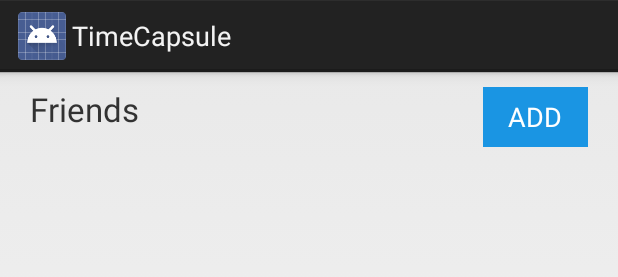
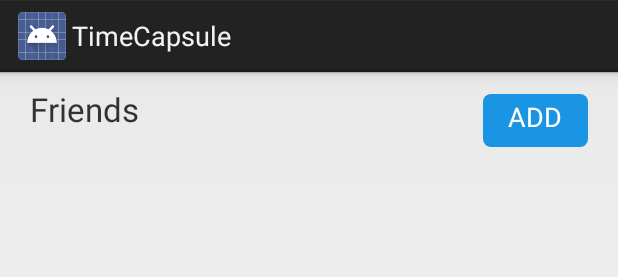
Before and after one commit to tomasro27/TimeCapsule, an Android app: the layout fragment_friends.xml on its own in the app's theme, with its tools: preview values and no code run, on a phone screen of 412 x 824 dp. Shown: the top 277 px of the screen. Run offline under Robolectric (Android 15) with nearby library versions, the phone set to English and light mode, and no system bars.

Commit message:
added selector to freinds add button

```diff
--- a/app/src/main/java/com/rodrigueztomas/timecapsule/FriendsFragment.java
+++ b/app/src/main/java/com/rodrigueztomas/timecapsule/FriendsFragment.java
@@ -7,7 +7,9 @@ import android.app.Fragment;
 import android.view.LayoutInflater;
 import android.view.View;
 import android.view.ViewGroup;
-
+import android.widget.Button;
+import android.widget.ListView;
+import android.widget.TextView;
 
 
 /**
@@ -16,6 +18,8 @@ import android.view.ViewGroup;
  */
 public class FriendsFragment extends Fragment {
 
+    private Button bAdd;
+    private ListView lvFriends;
 
     public FriendsFragment() {
         // Required empty public constructor
@@ -26,7 +30,20 @@ public class FriendsFragment extends Fragment {
     public View onCreateView(LayoutInflater inflater, ViewGroup container,
                              Bundle savedInstanceState) {
         // Inflate the layout for this fragment
-        return inflater.inflate(com.rodrigueztomas.timecapsule.R.layout.fragment_friends, container, false);
+        View v =  inflater.inflate(com.rodrigueztomas.timecapsule.R.layout.fragment_friends, container, false);
+
+        bAdd = (Button) v.findViewById(R.id.addFriend);
+        lvFriends = (ListView)v.findViewById(R.id.friendsList);
+
+        bAdd.setOnClickListener(new View.OnClickListener() {
+            @Override
+            public void onClick(View v) {
+
+            }
+        });
+
+
+        return v;
     }
 
 
--- /dev/null
+++ b/app/src/main/res/drawable/add_button_selected.xml
@@ -0,0 +1,19 @@
+<?xml version="1.0" encoding="UTF-8"?>
+<layer-list xmlns:android="http://schemas.android.com/apk/res/android">
+
+
+
+    <!--Bottom 2dp Shadow-->
+    <item
+        android:top="5dp">
+
+        <shape>
+
+            <solid android:color="#ff1a8edd"/>
+            <corners android:radius="5dp"/>
+        </shape>
+
+    </item>
+
+
+</layer-list>
--- /dev/null
+++ b/app/src/main/res/drawable/add_button_selector.xml
@@ -0,0 +1,7 @@
+<?xml version="1.0" encoding="utf-8"?>
+
+<selector xmlns:android="http://schemas.android.com/apk/res/android">
+    <item android:drawable="@drawable/add_button_selected" android:state_selected="true" />
+    <item android:drawable="@drawable/add_button_selected" android:state_pressed="true" />
+    <item android:drawable="@drawable/add_button_unselected" />
+</selector>
--- /dev/null
+++ b/app/src/main/res/drawable/add_button_unselected.xml
@@ -0,0 +1,19 @@
+<?xml version="1.0" encoding="UTF-8"?>
+<layer-list xmlns:android="http://schemas.android.com/apk/res/android">
+
+
+
+    <!--Bottom 2dp Shadow-->
+    <item
+        android:top="5dp">
+
+        <shape>
+
+            <solid android:color="#ff1a95e3"/>
+            <corners android:radius="5dp"/>
+        </shape>
+
+    </item>
+
+
+</layer-list>
--- a/app/src/main/res/layout/fragment_friends.xml
+++ b/app/src/main/res/layout/fragment_friends.xml
@@ -14,6 +14,7 @@
         android:textSize="22sp"
         android:text="Friends" />
     <Button
+        android:id="@+id/addFriend"
         android:layout_width="70dp"
         android:layout_height="40dp"
         android:padding="2dp"
@@ -22,10 +23,12 @@
         android:layout_marginRight="20dp"
         android:layout_alignParentRight="true"
         android:text="ADD"
-        android:background="#ff1a95e3"
-        android:textColor="#ffffff"/>
+        android:background="@drawable/add_button_selector"
+        android:textColor="#ffffff"
+        />
 
     <ListView
+        android:id="@+id/friendsList"
         android:layout_width="match_parent"
         android:layout_height="match_parent"
         android:layout_below="@+id/friends"
```
